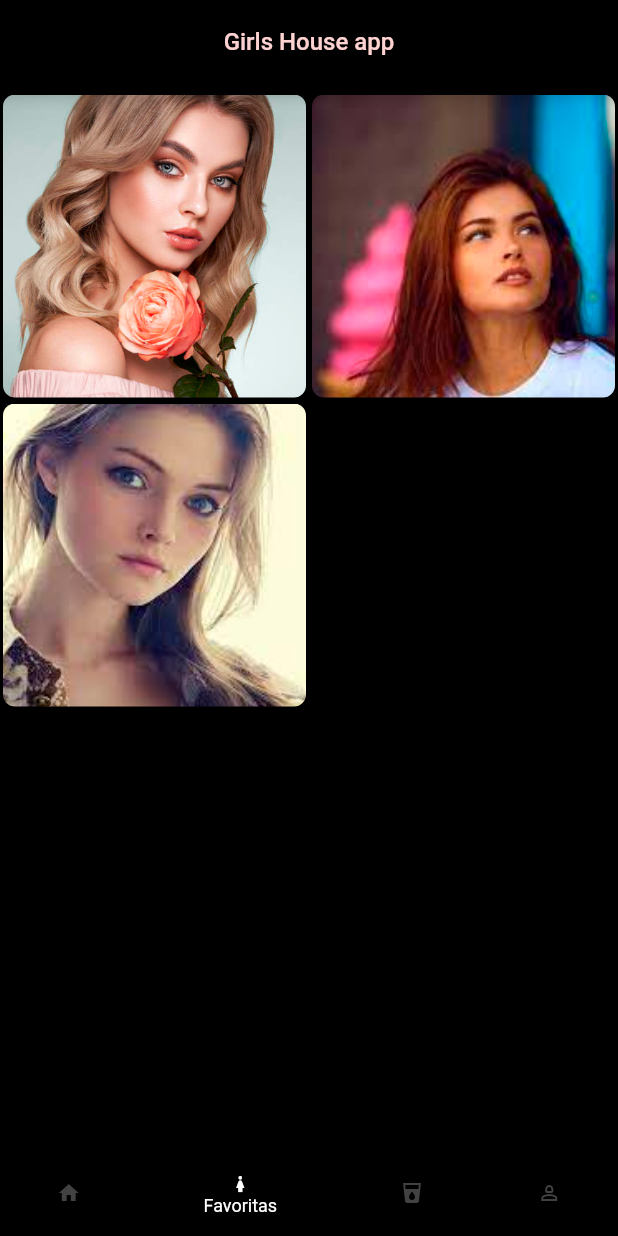
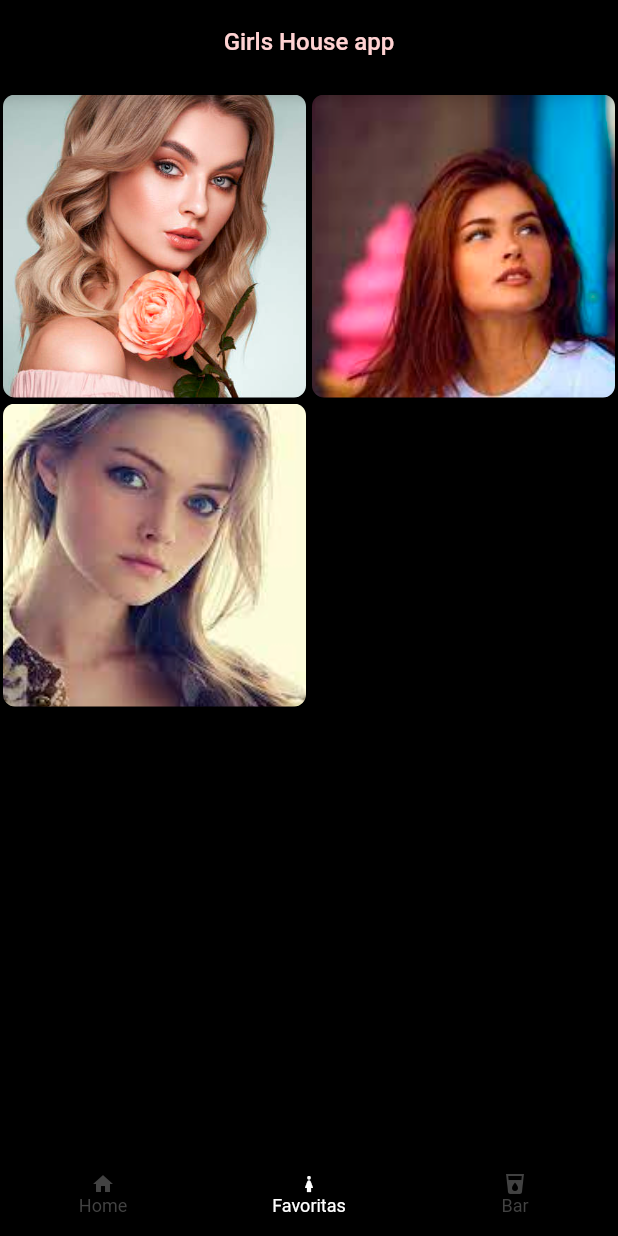
Before and after one commit to disdesoft/girlshouseapp, a Flutter app: the MyStatefulWidget screen opened directly, item 2 of the bottom bar chosen, on a phone screen of 412 x 824 dp. Run offline on Flutter 3.47's test engine with Material 2 defaults, Android fonts, the phone set to English and light mode, and no system bars; our stand-ins replace cloud_firestore, firebase_core; accounts and stored records are empty; network calls fail.

```diff
--- a/lib/catalogo.dart
+++ b/lib/catalogo.dart
@@ -1,5 +1,8 @@
 import 'package:flutter/material.dart';
+
 //import 'package:girls_house_app/services/firebase_service.dart';
+import 'package:cloud_firestore/cloud_firestore.dart';
+import 'package:girls_house_app/ProfileDetailsScreen.dart';
 
 void main() => runApp(const Catalogo());
 
@@ -11,21 +14,6 @@ class Catalogo extends StatefulWidget {
 }
 
 class _CatalogoState extends State<Catalogo> {
-  List<String> imagePost = [
-    'assets/girls/muj1.jpg',
-    'assets/girls/muj2.jpg',
-    'assets/girls/muj3.jpeg',
-    'assets/girls/muj4.jpg',
-    'assets/girls/muj5.jpg',
-    'assets/girls/muj6.jpg',
-    'assets/girls/muj7.jpg',
-    'assets/girls/muj8.jpg',
-    'assets/girls/muj9.jpg',
-    'assets/girls/muj10.jpg',
-    'assets/girls/muj11.jpg',
-    'assets/girls/muj12.jpg',
-  ];
-
   @override
   Widget build(BuildContext context) {
     return MaterialApp(
@@ -34,35 +22,51 @@ class _CatalogoState extends State<Catalogo> {
       title: 'Material App',
       home: Scaffold(
         backgroundColor: Colors.black,
-        body: Center(
-          child: Column(
-            mainAxisAlignment: MainAxisAlignment.center,
-            crossAxisAlignment: CrossAxisAlignment.center,
-            children: [
-              Expanded(
-                  child: Center(
-                child: GridView.builder(
-                    padding: const EdgeInsets.symmetric(vertical: 5),
-                    gridDelegate:
-                        const SliverGridDelegateWithFixedCrossAxisCount(
+        body: StreamBuilder<QuerySnapshot>(
+          stream: FirebaseFirestore.instance.collection('profiles').snapshots(),
+          builder: (context, snapshot) {
+            if (!snapshot.hasData) {
+              return const Center(child: CircularProgressIndicator());
+            }
+            final profiles = snapshot.data!.docs;
+            return GridView.builder(
+              padding: const EdgeInsets.symmetric(vertical: 8),
+              gridDelegate: const SliverGridDelegateWithFixedCrossAxisCount(
                 crossAxisCount: 2,
               ),
-                    itemCount: imagePost.length,
+              itemCount: profiles.length,
               itemBuilder: (context, index) {
-                      return Container(
-                        margin: const EdgeInsets.symmetric(horizontal: 2, vertical: 2),
-                        decoration: BoxDecoration(
-                            borderRadius: BorderRadius.circular(8.0),
-                            image: DecorationImage(
-                                image: AssetImage(imagePost[index]),
+                final profile = profiles[index];
+                return GestureDetector(
+                  onTap: () {
+                    Navigator.push(
+                        context,
+                        MaterialPageRoute(
+                            builder: (context) => ProfileDetailsScreen(
+                                name: profile['name'],
+                                phone: profile['phone'],
+                                description: profile['description'],
+                                imageUrl: profile['imageUrl'])));
+                  },
+                  child: Card(
+                    margin:
+                        const EdgeInsets.symmetric(horizontal: 2, vertical: 2),
+                    semanticContainer: true,
+                    clipBehavior: Clip.antiAliasWithSaveLayer,
+                    shape: RoundedRectangleBorder(
+                      borderRadius: BorderRadius.circular(10.0),
+                    ),
+                    elevation: 5,
+                    child:
+                    Image.network(
+                      profile['imageUrl'],
                       fit: BoxFit.cover,
                     ),
                   ),
                 );
-                    }),
-              ))
-            ],
-          ),
+              },
+            );
+          },
         ),
       ),
     );
--- a/lib/home.dart
+++ b/lib/home.dart
@@ -1,7 +1,8 @@
 import 'package:flutter/material.dart';
 import 'package:girls_house_app/catalogo.dart';
+
+
 import 'package:girls_house_app/favoritas.dart';
-import 'package:girls_house_app/perfil_servidora.dart';
 
 void main() => runApp(const Home());
 
@@ -48,7 +49,6 @@ class _MyStatefulWidgetState extends State<MyStatefulWidget> {
       'Bar',
       style: optionStyle,
     ),
-    PerfilServidora(),
   ];
 
   void _onItemTapped(int index) {
@@ -94,10 +94,6 @@ class _MyStatefulWidgetState extends State<MyStatefulWidget> {
             icon: Icon(Icons.local_drink),
             label: 'Bar',
           ),
-          BottomNavigationBarItem(
-            icon: Icon(Icons.person_2_outlined),
-            label: 'Perfil',
-          ),
         ],
         currentIndex: _selectedIndex,
         selectedItemColor: Colors.white,
--- a/lib/principal.dart
+++ b/lib/principal.dart
@@ -15,12 +15,6 @@ class Principal extends StatelessWidget {
         backgroundColor: Colors.black,
         appBar: AppBar(
           backgroundColor: Colors.black,
-          // title: const Text('Girls House app'),
-          // titleTextStyle: const TextStyle(
-          //   color: Colors.white,
-          //   fontSize: 22,
-          //   fontWeight: FontWeight.w600,
-          //   ),
         ),
         body: SingleChildScrollView(
           child: Center(
```
Also changed, not shown: lib/ProfileCatalogScreen.dart (added, +39 -0 lines), lib/ProfileDetailsScreen.dart (added, +261 -0 lines), lib/main.dart (+11 -1 lines), lib/product.dart (added, +7 -0 lines), pubspec.yaml (+10 -2 lines), pubspec.lock, 1 other file. Lines whose indentation alone changed are shown as unchanged.
